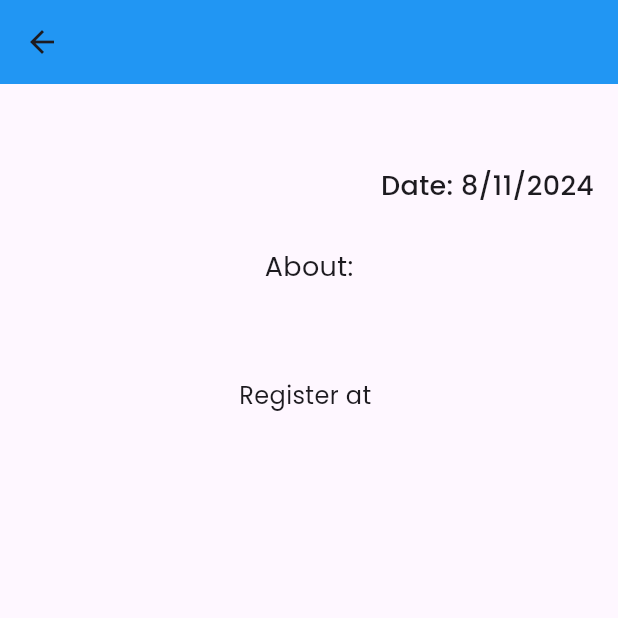
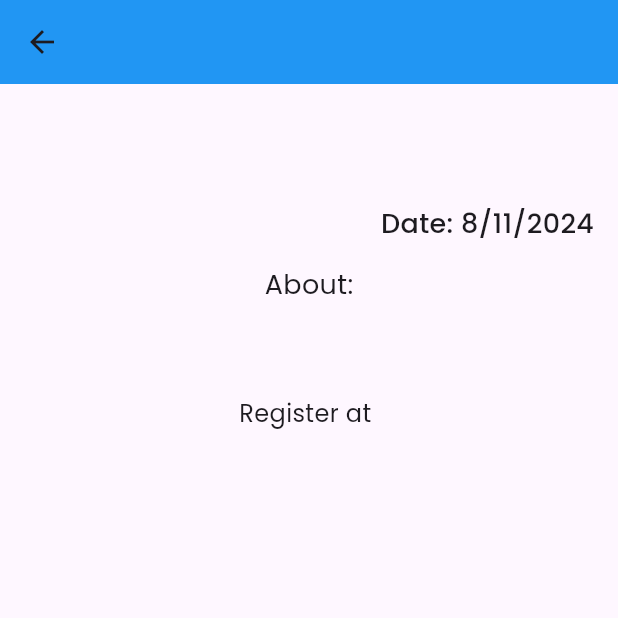
Before and after one commit to Rithik1611/kcg_teamup, a Flutter app: the EventDetailsPage screen opened directly with empty values, on a phone screen of 412 x 824 dp, the top half of it. Run offline on Flutter 3.47's test engine with Material 3 defaults, Android fonts, the phone set to English and light mode, and no system bars; our stand-ins replace awesome_snackbar_content, bloc, curved_navigation_bar, fl_chart, flutter_bloc, google_fonts and 2 more.

Commit message:
Event-details

```diff
--- a/client/lib/view/pages/event_details_page.dart
+++ b/client/lib/view/pages/event_details_page.dart
@@ -33,23 +33,7 @@ class EventDetailsPage extends StatelessWidget {
                   ),
                   const SizedBox(height: 10),
                   Row(
-                    children: [
-                      Spacer(),
-                      if (category.date != null)
-                        Text(
-                          'Date: ${formatDateWithoutTrailingZeros(category.date!)}',
-                          style: GoogleFonts.poppins(
-                            textStyle: TextStyle(
-                              fontSize: 18,
-                              fontWeight: FontWeight.w500,
-                            ),
-                          ),
-                        ),
-                      const SizedBox(height: 10),
-                    ],
-                  ),
-                  const SizedBox(height: 10),
-                  Row(
+                    mainAxisAlignment: MainAxisAlignment.center,
                     children: [
                       if (category.title.isNotEmpty)
                         Text(
@@ -63,7 +47,25 @@ class EventDetailsPage extends StatelessWidget {
                         ),
                     ],
                   ),
-                  const SizedBox(height: 18),
+                  SizedBox(
+                    height: 25,
+                  ),
+                  Row(
+                    children: [
+                      Spacer(),
+                      if (category.date != null)
+                        Text(
+                          'Date: ${formatDateWithoutTrailingZeros(category.date!)}',
+                          style: GoogleFonts.poppins(
+                            textStyle: TextStyle(
+                              fontSize: 18,
+                              fontWeight: FontWeight.w500,
+                            ),
+                          ),
+                        ),
+                    ],
+                  ),
+                  const SizedBox(height: 15),
                   Text(
                     "About:",
                     style: GoogleFonts.poppins(
```
Also changed, not shown: client/pubspec.lock.
